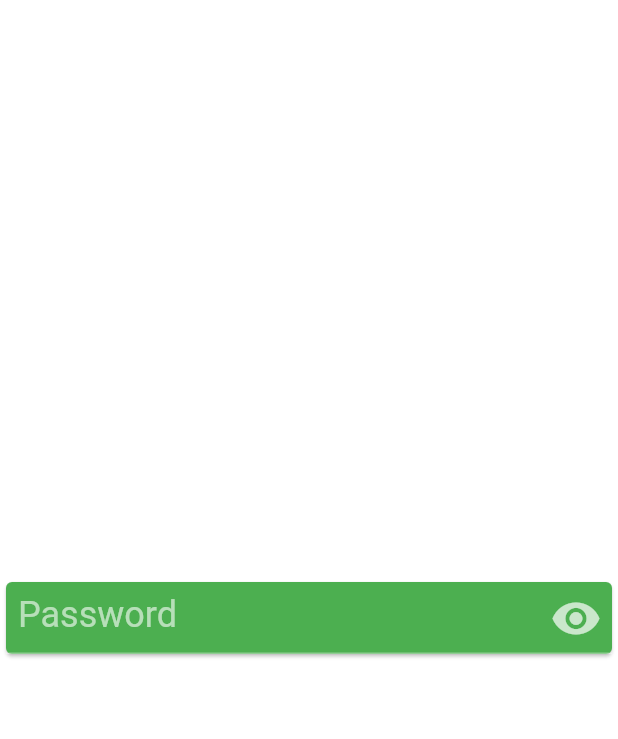
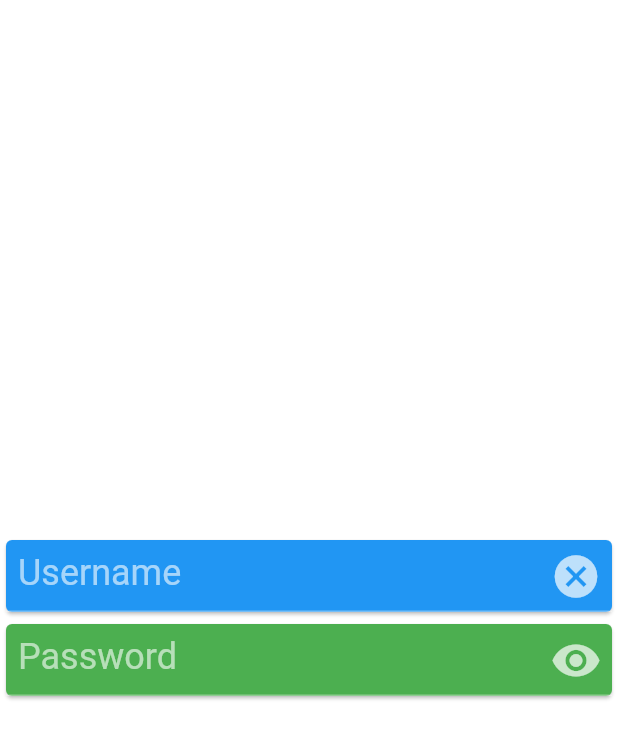
Before and after one commit to GitHubStuff/data_input_package, a Flutter app: the screen it shows after launch, on a phone screen of 412 x 824 dp. Shown: the top 739 px of the screen. Run offline on Flutter 3.47's test engine with Material 2 defaults, Android fonts, the phone set to English and light mode, and no system bars; our stand-ins replace bloc, equatable, flutter_bloc.

Commit message:
Now does Data and Password inputs

```diff
--- a/data_input_package_example/lib/main.dart
+++ b/data_input_package_example/lib/main.dart
@@ -25,15 +25,36 @@ class SubApp extends StatelessWidget {
   @override
   Widget build(BuildContext context) {
     return Center(
-        child: Card(
-            color: Colors.green,
+        child: Column(
+      mainAxisAlignment: MainAxisAlignment.center,
+      children: [
+        Card(
+          color: Colors.blue,
           child: DataInputWidget(
+            hint: 'Username',
             completion: (result) {
               debugPrint('Result: $result');
             },
             callback: (text) {
-                debugPrint('Called: $text');
+              debugPrint('Username: $text');
             },
-            )));
+            dataInputType: DataInputType.TextInput,
+          ),
+        ),
+        Card(
+          color: Colors.green,
+          child: DataInputWidget(
+            hint: 'Password',
+            completion: (result) {
+              debugPrint('Result: $result');
+            },
+            callback: (text) {
+              debugPrint('password: $text');
+            },
+            dataInputType: DataInputType.PasswordInput,
+          ),
+        ),
+      ],
+    ));
   }
 }
--- a/data_input_package_example/pubspec.yaml
+++ b/data_input_package_example/pubspec.yaml
@@ -1,5 +1,5 @@
-name: password_package_example
-description: Shows examples of a password widget.
+name: data_input_package_example
+description: Shows examples of a text input widget.
 #publish_to: 'none' # Remove this line if you wish to publish to pub.dev
 
 version: 1.0.0+1
--- a/lib/cubit/data_input_state.dart
+++ b/lib/cubit/data_input_state.dart
@@ -1,8 +1,10 @@
 part of 'data_input_cubit.dart';
 
 enum DataInputBuildState {
+  ClearInputState,
+  DataInputInitial,
+  InputReadyState,
   ObscureTextState,
-  DataInputInitial,
 }
 
 @immutable
--- a/lib/data_input_package.dart
+++ b/lib/data_input_package.dart
@@ -1,3 +1,4 @@
 library data_input_widget;
 
 export 'widget/data_input_widget.dart';
+export 'widget/widget_types.dart';
--- /dev/null
+++ b/lib/widget/widget_types.dart
@@ -0,0 +1,4 @@
+enum DataInputType {
+  PasswordInput,
+  TextInput,
+}
```
Also changed, not shown: lib/cubit/data_input_cubit.dart (+40 -0 lines), lib/cubit/data_input_states.dart (+9 -0 lines), lib/widget/data_input_widget.dart (+24 -11 lines), 2 other files. Lines whose indentation alone changed are shown as unchanged.
